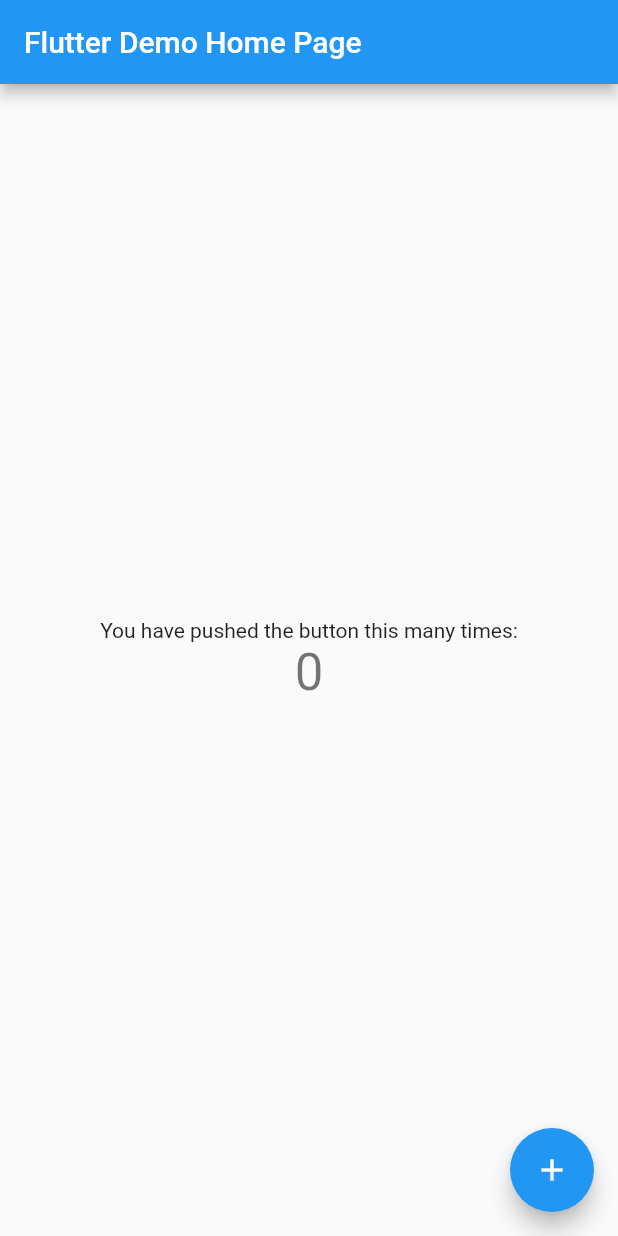
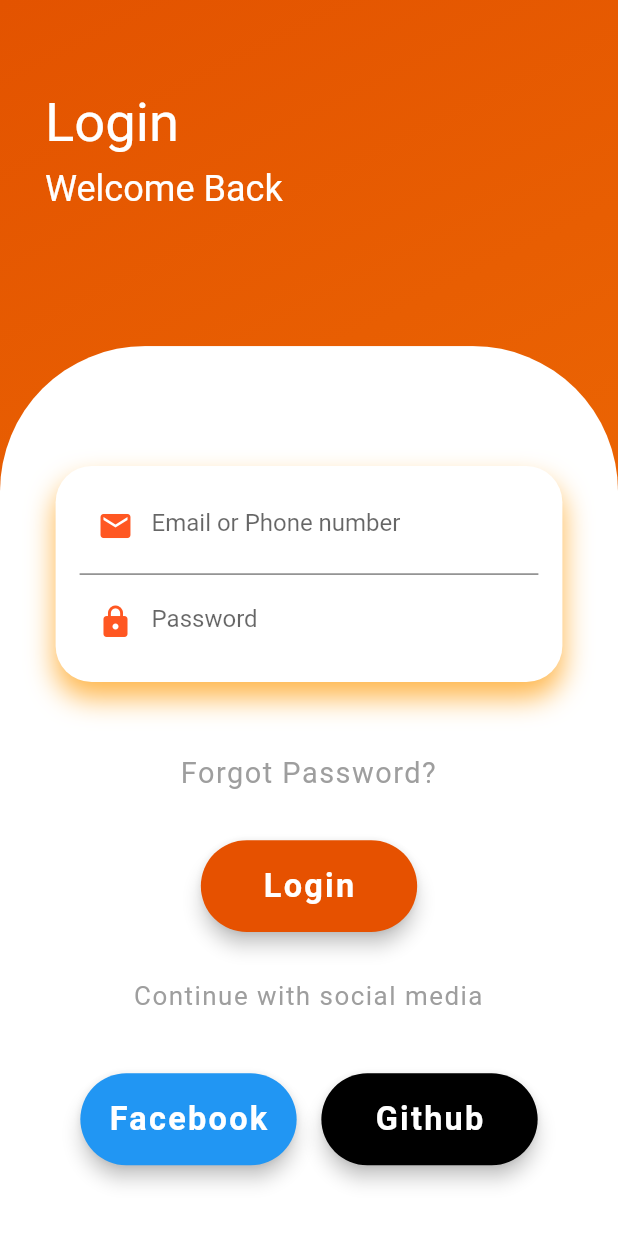
Before and after one commit to NikhilKukreja26/Flutter-Login-Screen-UI-Challenge, a Flutter app: the screen it shows after launch, on a phone screen of 412 x 824 dp. Run offline on Flutter 3.47's test engine with Material 2 defaults, Android fonts, the phone set to English and light mode, and no system bars.

Commit message:
Login UI Completed

```diff
--- /dev/null
+++ b/lib/core/size_config.dart
@@ -0,0 +1,44 @@
+import 'package:flutter/rendering.dart';
+import 'package:flutter/widgets.dart';
+
+class SizeConfig {
+  static double _screenWidth;
+  static double _screenHeight;
+  static double _blockWidth = 0;
+  static double _blockHeight = 0;
+
+  static double textMultiplier;
+  static double imageSizeMultiplier;
+  static double heightMultiplier;
+  static double widthMultiplier;
+  static bool isPortrait = true;
+  static bool isMobilePortrait = false;
+
+  void init(BoxConstraints constraints, Orientation orientation) {
+    if (orientation == Orientation.portrait) {
+      _screenWidth = constraints.maxWidth;
+      _screenHeight = constraints.maxHeight;
+      isPortrait = true;
+      if (_screenWidth < 450) {
+        isMobilePortrait = true;
+      }
+    } else {
+      _screenWidth = constraints.maxHeight;
+      _screenHeight = constraints.maxWidth;
+      isPortrait = false;
+      isMobilePortrait = false;
+    }
+
+    _blockWidth = _screenWidth / 100;
+    _blockHeight = _screenHeight / 100;
+
+    textMultiplier = _blockHeight;
+    imageSizeMultiplier = _blockWidth;
+    heightMultiplier = _blockHeight;
+    widthMultiplier = _blockWidth;
+
+    print(_blockWidth);
+    print(_blockHeight);
+    print(_screenWidth);
+  }
+}
--- /dev/null
+++ b/lib/core/styling.dart
@@ -0,0 +1,12 @@
+import 'package:flutter/material.dart';
+
+final BoxDecoration containerGradient = BoxDecoration(
+  gradient: LinearGradient(
+    begin: Alignment.topLeft,
+    end: Alignment.bottomRight,
+    colors: [
+      Color(0xFFE35300),
+      Color(0xFFF27406),
+    ],
+  ),
+);
--- a/lib/main.dart
+++ b/lib/main.dart
@@ -1,117 +1,25 @@
 import 'package:flutter/material.dart';
 
-void main() {
-  runApp(MyApp());
-}
+import './screens/login_screen.dart';
+import './core/size_config.dart';
+
+void main() => runApp(MyApp());
 
 class MyApp extends StatelessWidget {
-  // This widget is the root of your application.
   @override
   Widget build(BuildContext context) {
-    return MaterialApp(
-      title: 'Flutter Demo',
-      theme: ThemeData(
-        // This is the theme of your application.
-        //
-        // Try running your application with "flutter run". You'll see the
-        // application has a blue toolbar. Then, without quitting the app, try
-        // changing the primarySwatch below to Colors.green and then invoke
-        // "hot reload" (press "r" in the console where you ran "flutter run",
-        // or simply save your changes to "hot reload" in a Flutter IDE).
-        // Notice that the counter didn't reset back to zero; the application
-        // is not restarted.
-        primarySwatch: Colors.blue,
-        // This makes the visual density adapt to the platform that you run
-        // the app on. For desktop platforms, the controls will be smaller and
-        // closer together (more dense) than on mobile platforms.
-        visualDensity: VisualDensity.adaptivePlatformDensity,
-      ),
-      home: MyHomePage(title: 'Flutter Demo Home Page'),
-    );
+    return LayoutBuilder(builder: (context, constraints) {
+      return OrientationBuilder(
+        builder: (context, orientation) {
+          SizeConfig().init(constraints, orientation);
+          return MaterialApp(
+            debugShowCheckedModeBanner: false,
+            title: 'Flutter Login Screen UI Challenge',
+            theme: ThemeData(),
+            home: LoginScreen(),
+          );
+        },
+      );
+    });
   }
 }
-
-class MyHomePage extends StatefulWidget {
-  MyHomePage({Key key, this.title}) : super(key: key);
-
-  // This widget is the home page of your application. It is stateful, meaning
-  // that it has a State object (defined below) that contains fields that affect
-  // how it looks.
-
-  // This class is the configuration for the state. It holds the values (in this
-  // case the title) provided by the parent (in this case the App widget) and
-  // used by the build method of the State. Fields in a Widget subclass are
-  // always marked "final".
-
-  final String title;
-
-  @override
-  _MyHomePageState createState() => _MyHomePageState();
-}
-
-class _MyHomePageState extends State<MyHomePage> {
-  int _counter = 0;
-
-  void _incrementCounter() {
-    setState(() {
-      // This call to setState tells the Flutter framework that something has
-      // changed in this State, which causes it to rerun the build method below
-      // so that the display can reflect the updated values. If we changed
-      // _counter without calling setState(), then the build method would not be
-      // called again, and so nothing would appear to happen.
-      _counter++;
-    });
-  }
-
-  @override
-  Widget build(BuildContext context) {
-    // This method is rerun every time setState is called, for instance as done
-    // by the _incrementCounter method above.
-    //
-    // The Flutter framework has been optimized to make rerunning build methods
-    // fast, so that you can just rebuild anything that needs updating rather
-    // than having to individually change instances of widgets.
-    return Scaffold(
-      appBar: AppBar(
-        // Here we take the value from the MyHomePage object that was created by
-        // the App.build method, and use it to set our appbar title.
-        title: Text(widget.title),
-      ),
-      body: Center(
-        // Center is a layout widget. It takes a single child and positions it
-        // in the middle of the parent.
-        child: Column(
-          // Column is also a layout widget. It takes a list of children and
-          // arranges them vertically. By default, it sizes itself to fit its
-          // children horizontally, and tries to be as tall as its parent.
-          //
-          // Invoke "debug painting" (press "p" in the console, choose the
-          // "Toggle Debug Paint" action from the Flutter Inspector in Android
-          // Studio, or the "Toggle Debug Paint" command in Visual Studio Code)
-          // to see the wireframe for each widget.
-          //
-          // Column has various properties to control how it sizes itself and
-          // how it positions its children. Here we use mainAxisAlignment to
-          // center the children vertically; the main axis here is the vertical
-          // axis because Columns are vertical (the cross axis would be
-          // horizontal).
-          mainAxisAlignment: MainAxisAlignment.center,
-          children: <Widget>[
-            Text(
-              'You have pushed the button this many times:',
-            ),
-            Text(
-              '$_counter',
-              style: Theme.of(context).textTheme.headline4,
-            ),
-          ],
-        ),
-      ),
-      floatingActionButton: FloatingActionButton(
-        onPressed: _incrementCounter,
-        tooltip: 'Increment',
-        child: Icon(Icons.add),
-      ), // This trailing comma makes auto-formatting nicer for build methods.
-    );
-  }
-}
--- /dev/null
+++ b/lib/screens/login_screen.dart
@@ -0,0 +1,175 @@
+import 'package:flutter/material.dart';
+
+import '../core/size_config.dart';
+import '../core/styling.dart';
+import '../widgets/build_text_field.dart';
+import '../widgets/build_button.dart';
+
+class LoginScreen extends StatelessWidget {
+  @override
+  Widget build(BuildContext context) {
+    final screenHeight = MediaQuery.of(context).size.height;
+    final screenWidth = MediaQuery.of(context).size.width;
+    return Scaffold(
+      resizeToAvoidBottomPadding: false,
+      body: Stack(
+        alignment: Alignment.bottomCenter,
+        children: [
+          _buildTopContainer(),
+          _buildBottomContainer(
+            screenHeight,
+            screenWidth,
+          ),
+        ],
+      ),
+    );
+  }
+
+  Widget _buildTopContainer() {
+    return Container(
+      alignment: Alignment.centerLeft,
+      padding: EdgeInsets.only(
+        left: 7.29 * SizeConfig.widthMultiplier,
+        top: 7.32 * SizeConfig.heightMultiplier,
+      ),
+      decoration: containerGradient,
+      child: Column(
+        crossAxisAlignment: CrossAxisAlignment.start,
+        children: [
+          Text(
+            'Login',
+            style: TextStyle(
+              color: Colors.white,
+              fontSize: 4.40 * SizeConfig.textMultiplier,
+            ),
+          ),
+          SizedBox(
+            height: 1.17 * SizeConfig.heightMultiplier,
+          ),
+          Text(
+            'Welcome Back',
+            style: TextStyle(
+              color: Colors.white,
+              fontSize: 2.92 * SizeConfig.textMultiplier,
+            ),
+          ),
+        ],
+      ),
+    );
+  }
+
+  Widget _buildBottomContainer(double screenHeight, screenWidth) {
+    return ClipRRect(
+      borderRadius: BorderRadius.vertical(
+        top: Radius.circular(11.74 * SizeConfig.heightMultiplier),
+      ),
+      child: Container(
+        color: Colors.white,
+        height: screenHeight * 0.72,
+        width: double.infinity,
+        padding: EdgeInsets.symmetric(
+          horizontal: 9 * SizeConfig.widthMultiplier,
+        ),
+        child: Column(
+          children: [
+            SizedBox(
+              height: 9.71 * SizeConfig.heightMultiplier,
+            ),
+            _buildTextFields(),
+            SizedBox(
+              height: 6 * SizeConfig.heightMultiplier,
+            ),
+            Text(
+              'Forgot Password?',
+              textAlign: TextAlign.center,
+              style: TextStyle(
+                color: Colors.grey,
+                fontSize: 2.34 * SizeConfig.textMultiplier,
+                fontWeight: FontWeight.normal,
+                letterSpacing: 1.0,
+              ),
+            ),
+            SizedBox(
+              height: 4 * SizeConfig.heightMultiplier,
+            ),
+            BuildButton(
+              width: screenWidth * 0.35,
+              onPressed: () {},
+              title: 'Login',
+              buttonColor: Color(0xFFE65100),
+            ),
+            SizedBox(
+              height: 4 * SizeConfig.heightMultiplier,
+            ),
+            Text(
+              'Continue with social media',
+              textAlign: TextAlign.center,
+              style: TextStyle(
+                color: Colors.grey,
+                fontSize: 2.1 * SizeConfig.textMultiplier,
+                fontWeight: FontWeight.normal,
+                letterSpacing: 1.0,
+              ),
+            ),
+            SizedBox(
+              height: 5 * SizeConfig.heightMultiplier,
+            ),
+            Row(
+              mainAxisAlignment: MainAxisAlignment.spaceEvenly,
+              children: [
+                BuildButton(
+                  width: screenWidth * 0.35,
+                  onPressed: () {},
+                  title: 'Facebook',
+                  buttonColor: Colors.blue,
+                ),
+                BuildButton(
+                  width: screenWidth * 0.35,
+                  onPressed: () {},
+                  title: 'Github',
+                  buttonColor: Colors.black,
+                ),
+              ],
+            ),
+          ],
+        ),
+      ),
+    );
+  }
+
+  Widget _buildTextFields() {
+    return Container(
+      padding: EdgeInsets.all(1.94 * SizeConfig.heightMultiplier),
+      decoration: BoxDecoration(
+        borderRadius: BorderRadius.circular(
+          2.92 * SizeConfig.heightMultiplier,
+        ),
+        color: Colors.white,
+        boxShadow: [
+          BoxShadow(
+            color: Colors.orange[300],
+            blurRadius: 15,
+            offset: Offset(0, 10),
+          )
+        ],
+      ),
+      child: Column(
+        children: [
+          BuildTextField(
+            hintText: 'Email or Phone number',
+            prefixIcon: Icons.email,
+          ),
+          Divider(
+            // height: 8.0,
+            color: Colors.grey[800],
+          ),
+          BuildTextField(
+            hintText: 'Password',
+            isPasswordField: true,
+            obscureText: true,
+          ),
+        ],
+      ),
+    );
+  }
+}
--- /dev/null
+++ b/lib/widgets/build_button.dart
@@ -0,0 +1,49 @@
+import 'package:flutter/material.dart';
+
+import '../core/size_config.dart';
+
+enum ButtonType { Only_Text, With_Icon_Text }
+
+class BuildButton extends StatelessWidget {
+  final Color buttonColor;
+  final Color textColor;
+  final double elevation;
+  final String title;
+  final double width;
+  final Function onPressed;
+
+  BuildButton({
+    this.buttonColor,
+    this.textColor,
+    this.elevation = 5.0,
+    this.title,
+    this.width,
+    @required this.onPressed,
+  });
+
+  @override
+  Widget build(BuildContext context) {
+    return Container(
+      width: width,
+      child: RaisedButton(
+        color: buttonColor,
+        elevation: elevation,
+        padding: EdgeInsets.all(2.2 * SizeConfig.heightMultiplier),
+        onPressed: onPressed,
+        shape: RoundedRectangleBorder(
+          borderRadius:
+              BorderRadius.circular(4.4 * SizeConfig.heightMultiplier),
+        ),
+        child: Text(
+          title ?? '',
+          style: TextStyle(
+            color: Colors.white,
+            fontSize: 2.63 * SizeConfig.textMultiplier,
+            fontWeight: FontWeight.bold,
+            letterSpacing: 1.5,
+          ),
+        ),
+      ),
+    );
+  }
+}
--- /dev/null
+++ b/lib/widgets/build_text_field.dart
@@ -0,0 +1,62 @@
+import 'package:flutter/material.dart';
+
+// ignore: must_be_immutable
+class BuildTextField extends StatefulWidget {
+  final String hintText;
+  final IconData prefixIcon;
+  final bool isPasswordField;
+  bool obscureText;
+  final TextInputType keyBoardType;
+  final TextInputAction textInputAction;
+  final FocusNode focusNode;
+
+  BuildTextField({
+    this.hintText,
+    this.prefixIcon,
+    this.obscureText = false,
+    this.isPasswordField = false,
+    this.keyBoardType,
+    this.focusNode,
+    this.textInputAction,
+  });
+
+  @override
+  _BuildTextFieldState createState() => _BuildTextFieldState();
+}
+
+class _BuildTextFieldState extends State<BuildTextField> {
+  bool obscureText;
+
+  @override
+  Widget build(BuildContext context) {
+    return TextField(
+      decoration: InputDecoration(
+        border: InputBorder.none,
+        hintText: widget.hintText,
+        prefixIcon: widget.isPasswordField
+            ? InkWell(
+                child: IconButton(
+                  icon: Icon(
+                    widget.obscureText ? Icons.lock : Icons.lock_open,
+                    color: Colors.deepOrange,
+                  ),
+                  onPressed: () {
+                    setState(() {
+                      widget.obscureText = !widget.obscureText;
+                    });
+                  },
+                ),
+              )
+            : Icon(
+                widget.prefixIcon,
+                color: Colors.deepOrange,
+              ),
+      ),
+      cursorColor: Colors.deepOrange,
+      obscureText: widget.obscureText,
+      keyboardType: widget.keyBoardType,
+      textInputAction: widget.textInputAction,
+      focusNode: widget.focusNode,
+    );
+  }
+}
```
